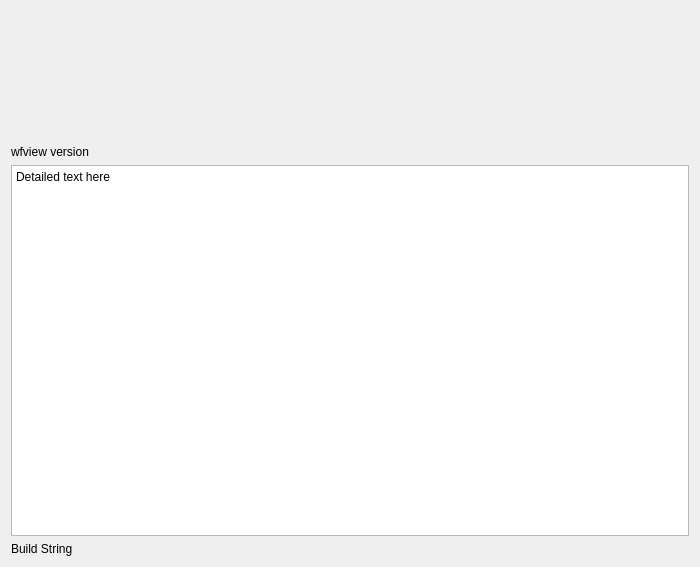
Qt form aboutbox.ui (adecarolis/wfweb) before a commit.
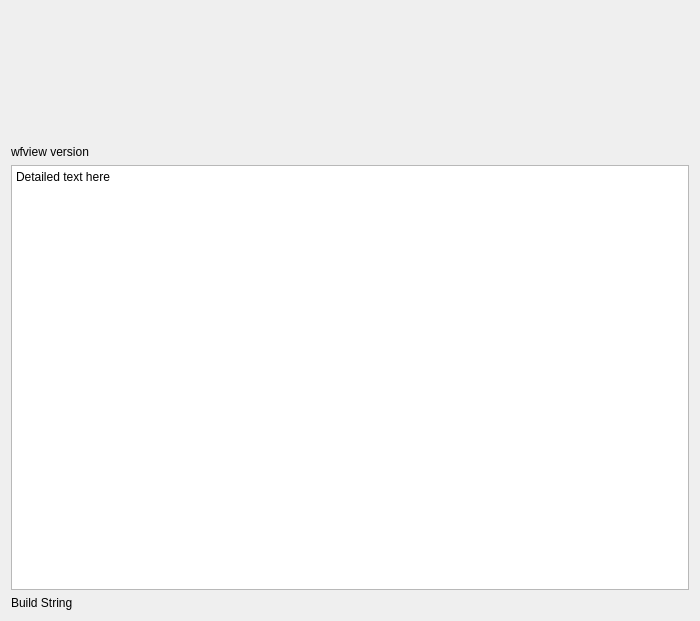
The same form after that commit.

Commit message: About box text tweaks

The edit to the form file:
```diff
--- a/aboutbox.ui
+++ b/aboutbox.ui
@@ -7,7 +7,7 @@
     <x>0</x>
     <y>0</y>
     <width>700</width>
-    <height>567</height>
+    <height>621</height>
    </rect>
   </property>
   <property name="windowTitle">
@@ -55,8 +55,8 @@
       <string>&lt;!DOCTYPE HTML PUBLIC &quot;-//W3C//DTD HTML 4.0//EN&quot; &quot;http://www.w3.org/TR/REC-html40/strict.dtd&quot;&gt;
 &lt;html&gt;&lt;head&gt;&lt;meta name=&quot;qrichtext&quot; content=&quot;1&quot; /&gt;&lt;style type=&quot;text/css&quot;&gt;
 p, li { white-space: pre-wrap; }
-&lt;/style&gt;&lt;/head&gt;&lt;body style=&quot; font-family:'Noto Sans'; font-size:9pt; font-weight:400; font-style:normal;&quot;&gt;
-&lt;p style=&quot; margin-top:0px; margin-bottom:0px; margin-left:0px; margin-right:0px; -qt-block-indent:0; text-indent:0px;&quot;&gt;Detailed text here&lt;/p&gt;&lt;/body&gt;&lt;/html&gt;</string>
+&lt;/style&gt;&lt;/head&gt;&lt;body style=&quot; font-family:'Ubuntu'; font-size:10pt; font-weight:400; font-style:normal;&quot;&gt;
+&lt;p style=&quot; margin-top:0px; margin-bottom:0px; margin-left:0px; margin-right:0px; -qt-block-indent:0; text-indent:0px;&quot;&gt;&lt;span style=&quot; font-family:'Noto Sans'; font-size:9pt;&quot;&gt;Detailed text here&lt;/span&gt;&lt;/p&gt;&lt;/body&gt;&lt;/html&gt;</string>
      </property>
      <property name="openExternalLinks">
       <bool>true</bool>
```
The commit also changes 1 other file.
